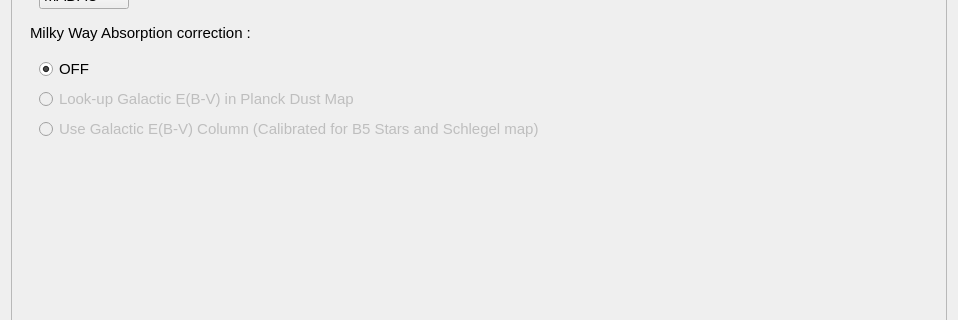
This is PhzQtUI/auxdir/PhzQtUI/FormAnalysis.ui in astrorama/Phosphoros as Qt 5 draws it before an edit; both pictures show x 0 to 958 and y 295 to 615 of the 958 by 962 pixel window. The edited form follows.
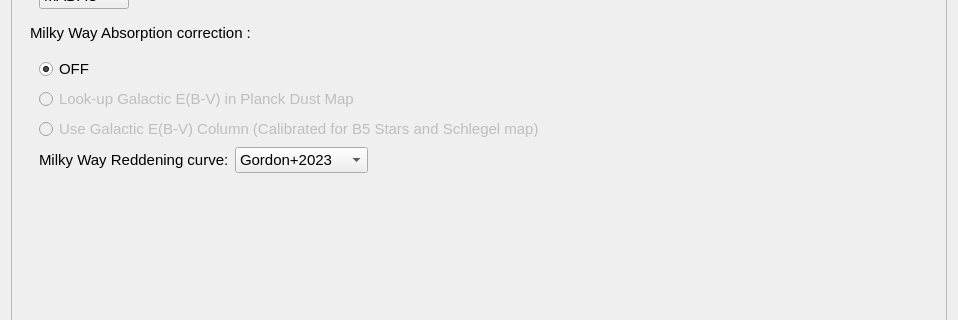
This is the edited form. The open tabs and pages were chosen to show the change.

Diff of the .ui file:
```diff
--- a/PhzQtUI/auxdir/PhzQtUI/FormAnalysis.ui
+++ b/PhzQtUI/auxdir/PhzQtUI/FormAnalysis.ui
@@ -204,7 +204,7 @@
         <x>0</x>
         <y>0</y>
         <width>942</width>
-        <height>768</height>
+        <height>770</height>
        </rect>
       </property>
       <layout class="QVBoxLayout" name="verticalLayout_9">
@@ -224,7 +224,7 @@
             <x>0</x>
             <y>0</y>
             <width>930</width>
-            <height>528</height>
+            <height>536</height>
            </rect>
           </property>
           <attribute name="label">
@@ -410,6 +410,54 @@
                 </property>
                </widget>
               </item>
+              <item>
+               <layout class="QHBoxLayout" name="horizontalLayout_38">
+                <item>
+                 <widget class="QLabel" name="label_34">
+                  <property name="font">
+                   <font>
+                    <pointsize>11</pointsize>
+                   </font>
+                  </property>
+                  <property name="text">
+                   <string>Milky Way Reddening curve:</string>
+                  </property>
+                 </widget>
+                </item>
+                <item>
+                 <widget class="QComboBox" name="cb_MWRC">
+                  <property name="font">
+                   <font>
+                    <pointsize>11</pointsize>
+                   </font>
+                  </property>
+                  <item>
+                   <property name="text">
+                    <string>Gordon+2023</string>
+                   </property>
+                  </item>
+                  <item>
+                   <property name="text">
+                    <string>Fitzpatrick 1999</string>
+                   </property>
+                  </item>
+                 </widget>
+                </item>
+                <item>
+                 <spacer name="horizontalSpacer_28">
+                  <property name="orientation">
+                   <enum>Qt::Horizontal</enum>
+                  </property>
+                  <property name="sizeHint" stdset="0">
+                   <size>
+                    <width>40</width>
+                    <height>20</height>
+                   </size>
+                  </property>
+                 </spacer>
+                </item>
+               </layout>
+              </item>
              </layout>
             </widget>
            </item>
```
Left out of the diff: 16 changed lines with no effect on the pictures.
